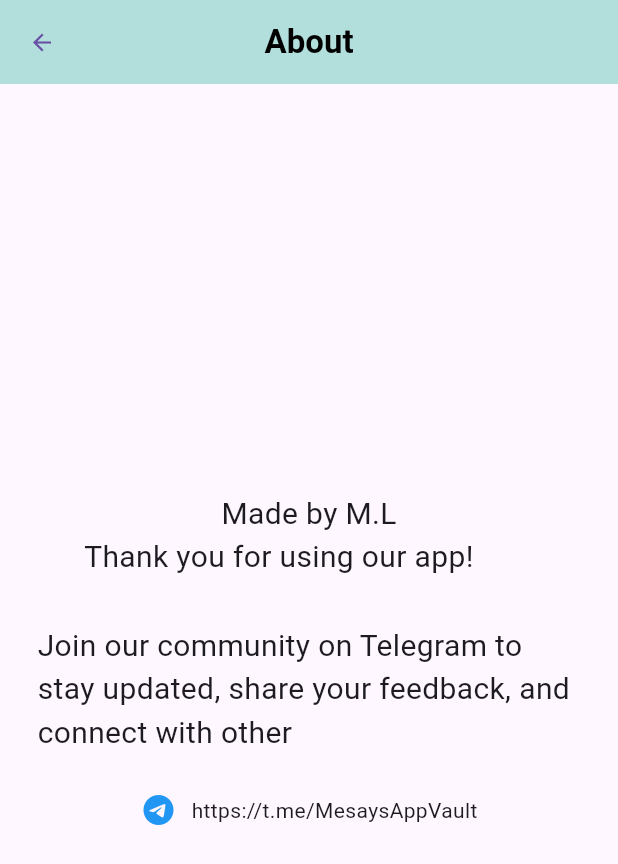
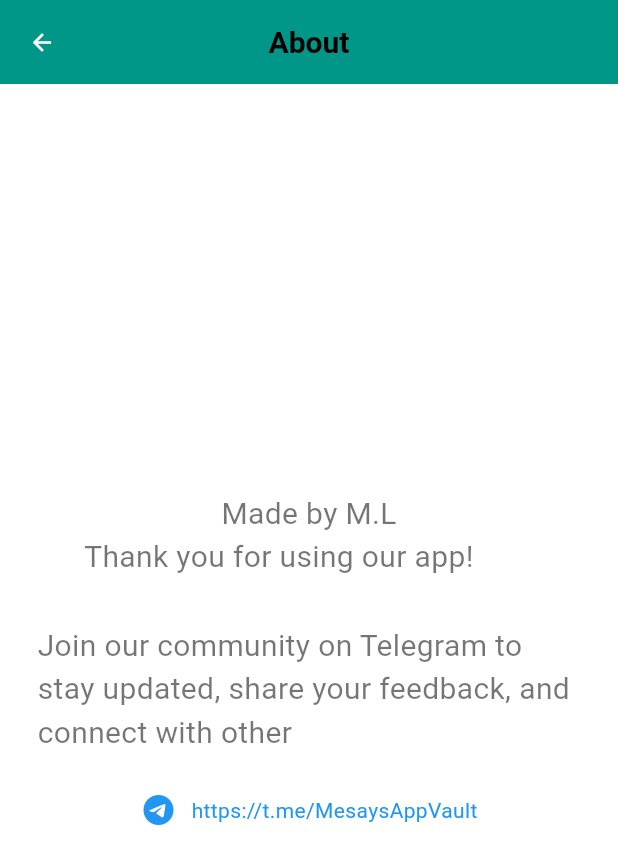
Before and after one commit to m21power/Planify_app, a Flutter app: the screen it shows after launch, in the side drawer, after a tap on "A B O U T", on a phone screen of 412 x 824 dp. Shown: the top 864 px of the screen. Run offline on Flutter 3.47's test engine with Material 3 defaults, Android fonts, the phone set to English and light mode, and no system bars; our stand-ins replace flutter_slidable, hive_flutter; accounts and stored records are empty.

```diff
--- a/lib/pages/about_page.dart
+++ b/lib/pages/about_page.dart
@@ -1,11 +1,21 @@
 import 'package:flutter/material.dart';
+import 'package:hive_flutter/hive_flutter.dart';
+import 'package:practice_app/settings/themes/dark_theme.dart';
+import 'package:practice_app/settings/themes/light_theme.dart';
 
 class AboutPage extends StatelessWidget {
-  const AboutPage({super.key});
-
+  AboutPage({super.key});
+  final myBox = Hive.box('myBox');
   @override
   Widget build(BuildContext context) {
     return MaterialApp(
+      theme: LightTheme.themeData, // Apply light theme
+      darkTheme: DarkTheme.themeData, // Apply dark theme
+      themeMode: myBox.get('isDark') == null
+          ? ThemeMode.system
+          : myBox.get('isDark')
+              ? ThemeMode.dark
+              : ThemeMode.light,
       debugShowCheckedModeBanner: false,
       home: Scaffold(
         appBar: AppBar(
@@ -13,8 +23,11 @@ class AboutPage extends StatelessWidget {
               onPressed: () {
                 Navigator.of(context).pop();
               },
-              child: Icon(Icons.arrow_back)),
-          backgroundColor: Colors.teal[100],
+              child: Icon(
+                Icons.arrow_back,
+                color: Colors.white,
+              )),
+          backgroundColor: Colors.teal,
           title: Text(
             'About',
             style: TextStyle(
@@ -63,7 +76,10 @@ class AboutPage extends StatelessWidget {
                   SizedBox(
                     width: 10,
                   ),
-                  Text('https://t.me/MesaysAppVault')
+                  Text(
+                    'https://t.me/MesaysAppVault',
+                    style: TextStyle(color: Colors.blue),
+                  )
                 ],
               )
             ],
--- a/lib/pages/drawer_page.dart
+++ b/lib/pages/drawer_page.dart
@@ -2,7 +2,7 @@ import 'package:flutter/material.dart';
 import 'package:practice_app/pages/about_page.dart';
 
 class DrawerPage extends StatelessWidget {
-  Function(bool)? onChanged;
+  final Function(bool)? onChanged;
   final isDarkMode;
   DrawerPage({super.key, required this.onChanged, required this.isDarkMode});
   @override
@@ -11,31 +11,50 @@ class DrawerPage extends StatelessWidget {
       child: Column(
         mainAxisAlignment: MainAxisAlignment.center,
         children: [
-          ListTile(
-            onTap: () {},
-            leading: Switch(
+          Row(
+            children: [
+              Transform.scale(
+                scale: 0.7,
+                child: Switch(
                   value: isDarkMode,
                   activeTrackColor: Colors.green,
                   onChanged: onChanged,
                   thumbColor: WidgetStateProperty.all(Colors.white),
                 ),
-            title: Text('D A R K   M O D E'),
               ),
-          ListTile(
-            onTap: () {
-              Navigator.push(
-                context,
+              Text(
+                'D A R K   M O D E',
+                style: TextStyle(fontWeight: FontWeight.bold),
+              ),
+            ],
+          ),
+          Row(
+            children: [
+              SizedBox(
+                width: 10,
+              ),
+              Icon(
+                Icons.info,
+                color: Colors.blue,
+              ),
+              SizedBox(
+                width: 15,
+              ),
+              TextButton(
+                onPressed: () {
+                  Navigator.of(context).push(
                     MaterialPageRoute(
                       builder: (context) => AboutPage(),
                     ),
                   );
                 },
-            leading: Icon(
-              Icons.info,
-              color: Colors.blue,
+                child: Text(
+                  'A B O U T',
+                  style: TextStyle(fontWeight: FontWeight.bold),
                 ),
-            title: Text('A B O U T'),
               ),
+            ],
+          )
         ],
       ),
     );
--- a/lib/settings/themes/dark_theme.dart
+++ b/lib/settings/themes/dark_theme.dart
@@ -3,10 +3,6 @@ import 'package:flutter/material.dart';
 class DarkTheme {
   static ThemeData get themeData {
     return ThemeData(
-      inputDecorationTheme: InputDecorationTheme(
-        hintStyle: TextStyle(color: Colors.white70),
-        labelStyle: TextStyle(color: Colors.white),
-      ),
       brightness: Brightness.dark,
       primarySwatch: Colors.blueGrey,
       scaffoldBackgroundColor: Colors.black,
--- a/lib/utils/dialog_box.dart
+++ b/lib/utils/dialog_box.dart
@@ -9,7 +9,7 @@ class DialogBox extends StatelessWidget {
   Widget build(BuildContext context) {
     return AlertDialog(
       content: Container(
-        height: 150,
+        height: 200,
         child: Column(
           children: [
             SizedBox(height: 20),
```
Also changed, not shown: 37 other files. Lines whose indentation alone changed are shown as unchanged.
